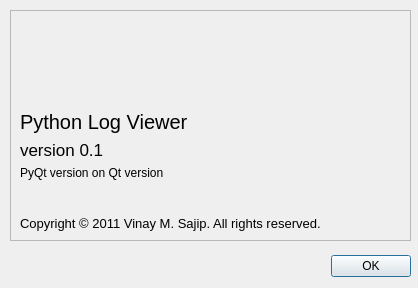
Qt form about.ui (vsajip/logview) before a commit.
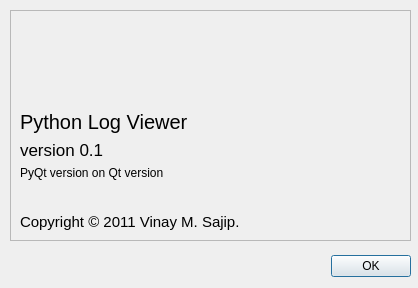
The same form after that commit. Icons and pictures are not drawn.

```diff
--- a/about.ui
+++ b/about.ui
@@ -108,11 +108,11 @@
       <widget class="QLabel" name="copyright">
        <property name="font">
         <font>
-         <pointsize>10</pointsize>
+         <pointsize>11</pointsize>
         </font>
        </property>
        <property name="text">
-        <string>Copyright © 2011 Vinay M. Sajip. All rights reserved.</string>
+        <string>Copyright © 2011 Vinay M. Sajip.</string>
        </property>
       </widget>
      </item>
@@ -123,7 +123,7 @@
      <rect>
       <x>10</x>
       <y>10</y>
-      <width>81</width>
+      <width>61</width>
       <height>81</height>
      </rect>
     </property>
```
Left out of the diff: 2 changed lines with no effect on the pictures.
